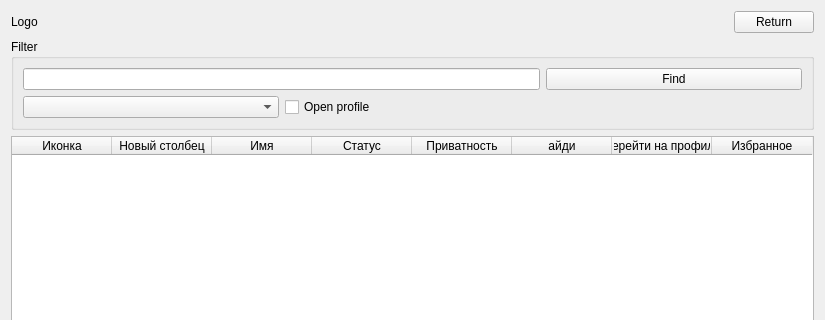
Old version of the form AraSteamManager/formfriends.ui in the repository Arankir/AraSteamManager; both pictures show x 0 to 825 and y 0 to 320 of the 825 by 536 pixel window.
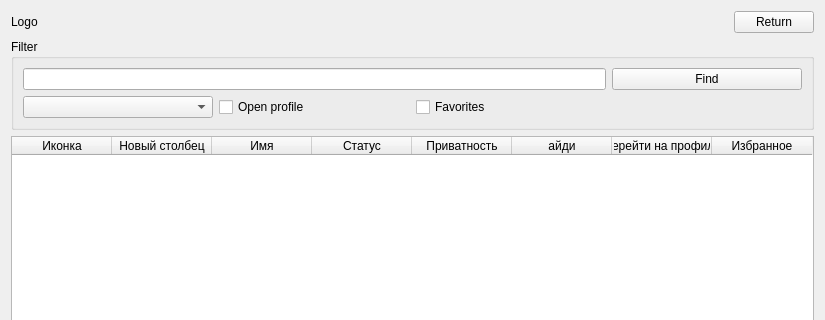
New version of the form.

The edit to the form file:
```diff
--- a/AraSteamManager/formfriends.ui
+++ b/AraSteamManager/formfriends.ui
@@ -50,10 +50,7 @@
       <item row="1" column="0">
        <widget class="QComboBox" name="FormFriendsCBStatus"/>
       </item>
-      <item row="0" column="0" colspan="2">
-       <widget class="QLineEdit" name="FormFriendsLineEditName"/>
-      </item>
-      <item row="0" column="2">
+      <item row="0" column="3">
        <widget class="QPushButton" name="FormFriendsBFind">
         <property name="text">
          <string>Find</string>
@@ -67,6 +64,16 @@
         </property>
        </widget>
       </item>
+      <item row="1" column="2">
+       <widget class="QCheckBox" name="FormFriendsChBFavorites">
+        <property name="text">
+         <string>Favorites</string>
+        </property>
+       </widget>
+      </item>
+      <item row="0" column="0" colspan="3">
+       <widget class="QLineEdit" name="FormFriendsLineEditName"/>
+      </item>
      </layout>
     </widget>
    </item>
```
